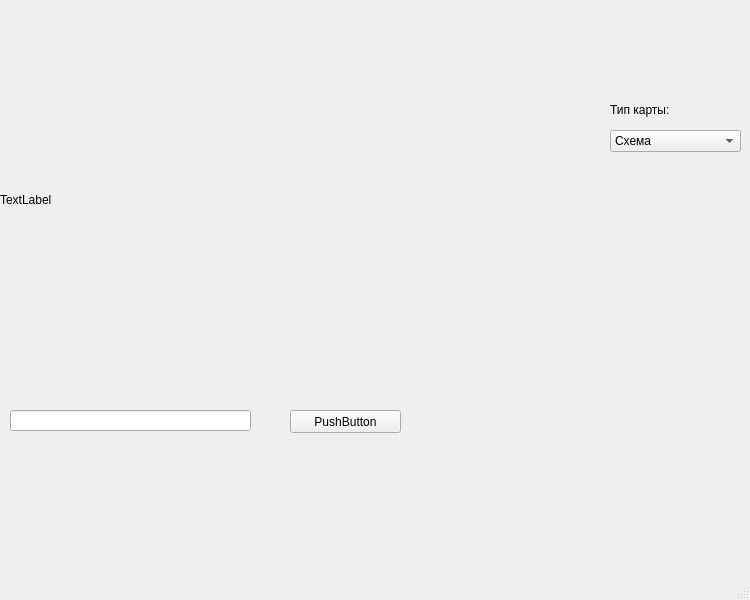
Qt form UIProjectMapsAPI.ui (DmitrySuslov/ProjectMapsAPI) before a commit.
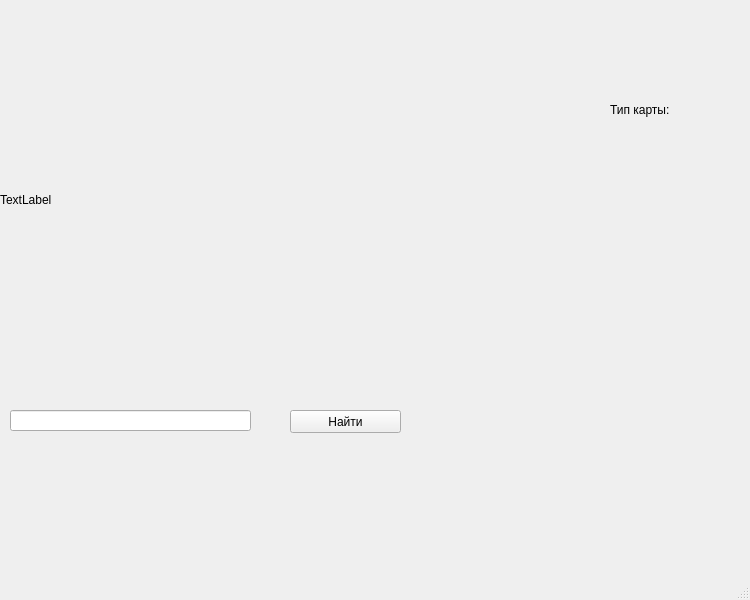
The same form after that commit.

Commit message: Работают метки

Patch:
```diff
--- a/UIProjectMapsAPI.ui
+++ b/UIProjectMapsAPI.ui
@@ -14,31 +14,6 @@
    <string>ProjectMapsAPI</string>
   </property>
   <widget class="QWidget" name="centralwidget">
-   <widget class="QComboBox" name="comboBox">
-    <property name="geometry">
-     <rect>
-      <x>610</x>
-      <y>130</y>
-      <width>131</width>
-      <height>22</height>
-     </rect>
-    </property>
-    <item>
-     <property name="text">
-      <string>Схема</string>
-     </property>
-    </item>
-    <item>
-     <property name="text">
-      <string>Спутник</string>
-     </property>
-    </item>
-    <item>
-     <property name="text">
-      <string>Гибрид</string>
-     </property>
-    </item>
-   </widget>
    <widget class="QLabel" name="label">
     <property name="geometry">
      <rect>
@@ -85,7 +60,7 @@
      </rect>
     </property>
     <property name="text">
-     <string>PushButton</string>
+     <string>Найти</string>
     </property>
    </widget>
   </widget>
```
The commit also changes 1 other file.
